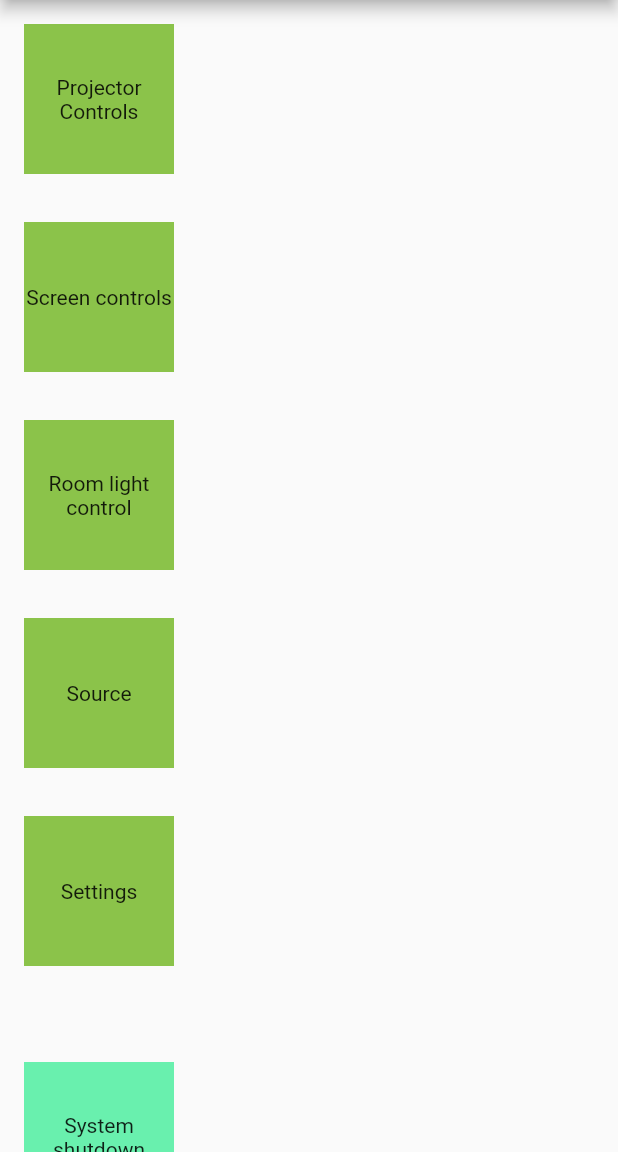
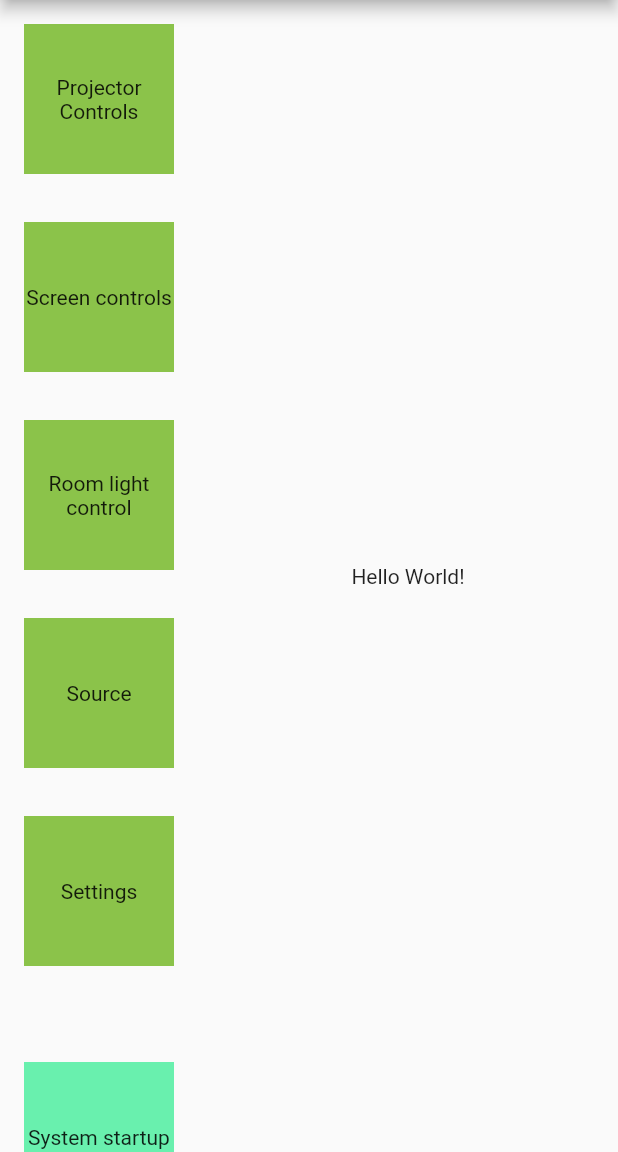
Before and after one commit to hautaniemip/CT30A2803-HT, a Flutter app: the screen it shows after launch, on a phone screen of 412 x 824 dp, the part 84-1236 px from its top. Run offline on Flutter 3.47's test engine with Material 2 defaults, Android fonts, the phone set to English and light mode, and no system bars.

Commit message:
Updated Button class

```diff
--- a/lib/main.dart
+++ b/lib/main.dart
@@ -19,8 +19,21 @@ class MyApp extends StatelessWidget {
         Button(label: 'Source', color: Colors.grey, secondaryColor: Colors.lightGreen,),
         Button(label: 'Settings', color: Colors.grey, secondaryColor: Colors.lightGreen,),
         Padding(padding: EdgeInsets.all(16)),
-        Button(label: 'System shutdown', color: Colors.redAccent, secondaryColor: Colors.greenAccent,),
+        Button(label: 'System shutdown', secondaryLabel: 'System startup', color: Colors.redAccent, secondaryColor: Colors.greenAccent,),
       ],
+    );
+
+    Widget mainSection = Flexible(
+      fit: FlexFit.tight,
+      child: Column(
+        mainAxisAlignment: MainAxisAlignment.center,
+        children: const [
+          Text(
+            'Hello World!',
+            textAlign: TextAlign.center,
+          ),
+        ],
+      ),
     );
 
     return MaterialApp(
@@ -35,30 +48,9 @@ class MyApp extends StatelessWidget {
         body: Row(
           children: [
             menuSection,
+            mainSection,
           ],
         )
-      ),
-    );
-  }
-
-  Padding buildButton(Color color, String label, double width, double height, double padding) {
-    return Padding(
-      padding: EdgeInsets.all(padding),
-      child: InkWell(
-        onTap: () {
-          print("Container clicked");
-        },
-        child: Ink(
-          color: color,
-          width: width,
-          height: height,
-          child: Center(
-            child: Text(
-              label,
-              textAlign: TextAlign.center,
-            ),
-          ),
-        ),
       ),
     );
   }
@@ -68,19 +60,23 @@ class Button extends StatefulWidget {
   const Button({
     Key? key,
     this.label = '',
+    this.secondaryLabel,
     this.width = 100,
     this.height = 100,
     this.padding = 16,
     this.color = Colors.white10,
-    this.secondaryColor
+    this.secondaryColor,
+    this.onTap,
   }) : super(key: key);
 
   final String label;
+  final String? secondaryLabel;
   final double width;
   final double height;
   final double padding;
   final Color color;
   final Color? secondaryColor;
+  final ValueChanged<bool>? onTap;
 
   @override
   ButtonState createState() => ButtonState();
@@ -92,6 +88,9 @@ class ButtonState extends State<Button> {
   void handleTap() {
     setState(() {
       active = !active;
+      if (widget.onTap != null) {
+        widget.onTap!(active);
+      }
     });
   }
 
@@ -107,7 +106,7 @@ class ButtonState extends State<Button> {
           height: widget.height,
           child: Center(
             child: Text(
-              widget.label,
+              active ? widget.label : (widget.secondaryLabel ?? widget.label),
               textAlign: TextAlign.center,
             ),
           ),
```
